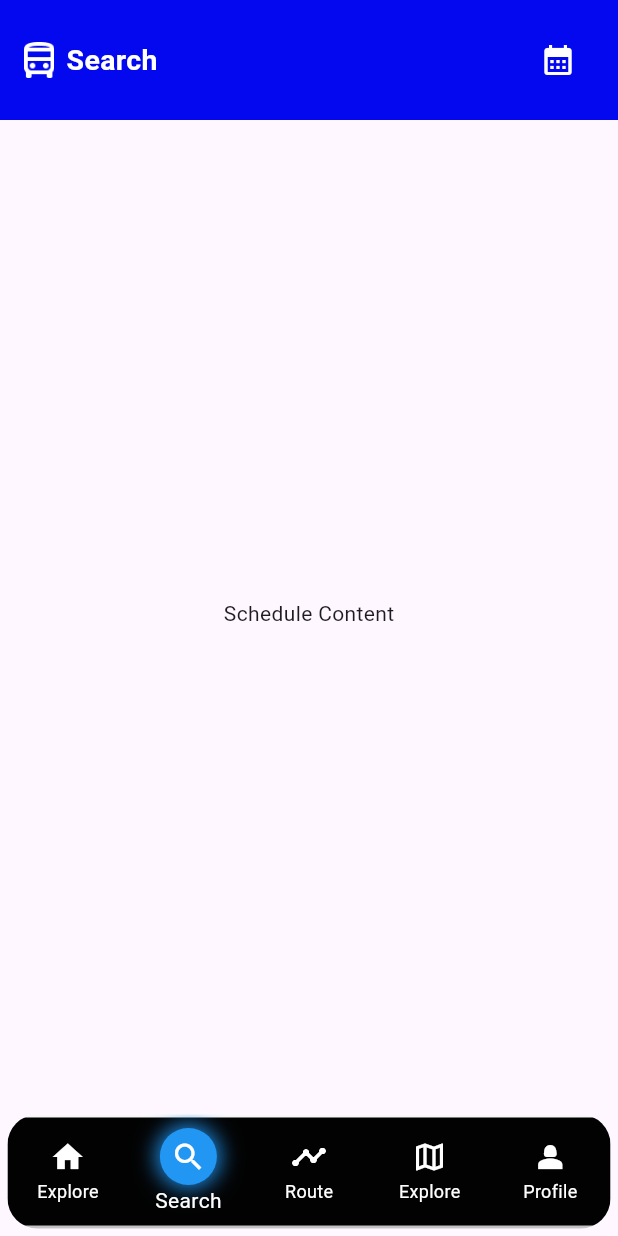
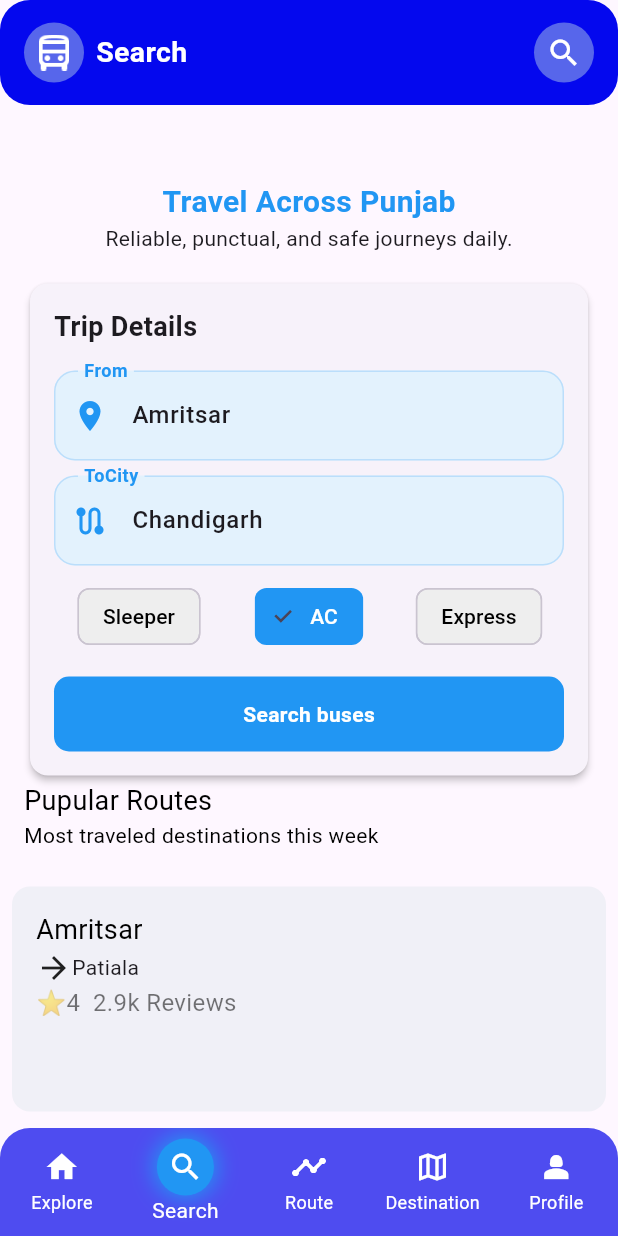
Before and after one commit to harshcoder07-debug/Bus-route, a Flutter app: the screen it shows once a user with an empty profile is signed in, item 2 of the bottom bar chosen, on a phone screen of 412 x 824 dp. Run offline on Flutter 3.47's test engine with Material 3 defaults, Android fonts, the phone set to English and light mode, and no system bars; our stand-ins replace firebase_auth, firebase_core; accounts and stored records are empty.

Commit message:
New Feature Added

```diff
--- /dev/null
+++ b/devtools_options.yaml
@@ -0,0 +1,3 @@
+description: This file stores settings for Dart & Flutter DevTools.
+documentation: https://docs.flutter.dev/tools/devtools/extensions#configure-extension-enablement-states
+extensions:
--- a/lib/Feature/Search/Search.dart
+++ /dev/null
@@ -1,13 +0,0 @@
-import 'package:busapp/Feature/home/Widget/Appbar.dart';
-import 'package:flutter/material.dart';
-
-class Search extends StatelessWidget {
-  const Search({super.key});
-
-  @override
-  Widget build(BuildContext context) {
-    return Scaffold(
-      body: Column(children: [const Center(child: Text('Search Content'))]),
-    );
-  }
-}
--- /dev/null
+++ b/lib/Feature/Search/model/Bus_route_model.dart
@@ -0,0 +1,11 @@
+class BusRouteModel {
+  final String fromcity;
+  final String tocity;
+  final double startingprice;
+  final int reviews;
+  final double totalreviwews;
+
+  BusRouteModel({
+
+  required this.fromcity, required this.tocity, required this.startingprice, required this.reviews, required this.totalreviwews});
+}
--- /dev/null
+++ b/lib/Feature/Search/view/Bus_search_screen.dart
@@ -0,0 +1,76 @@
+// ignore_for_file: unnecessary_const
+
+import 'package:busapp/Feature/Search/viewmodel/Bus Search_Viewmodel.dart';
+import 'package:busapp/Feature/Search/widget/popular_route_list.dart';
+import 'package:busapp/Feature/Search/widget/tripdetailcard.dart';
+import 'package:flutter/material.dart';
+import 'package:provider/provider.dart';
+
+class Bussearchscreen extends StatefulWidget {
+  const Bussearchscreen({super.key});
+
+  @override
+  State<Bussearchscreen> createState() => _BussearchscreenState();
+}
+
+class _BussearchscreenState extends State<Bussearchscreen> {
+  @override
+  void initState() {
+    super.initState();
+
+    Future.microtask(() {
+      context.read<Bussearchviewmodel>().popularroutelist();
+    });
+  }
+
+  @override
+  Widget build(BuildContext context) {
+    return Scaffold(
+      body: SingleChildScrollView(
+        child: const Column(
+          crossAxisAlignment: CrossAxisAlignment.start,
+          children: [
+            const SizedBox(height: 50),
+
+            const Center(
+              child: Text(
+                "Travel Across Punjab",
+                style: TextStyle(
+                  fontSize: 20,
+                  color: Colors.blue,
+                  fontWeight: FontWeight.bold,
+                ),
+              ),
+            ),
+
+            Center(child: Text("Reliable, punctual, and safe journeys daily.")),
+
+            Padding(
+              padding: EdgeInsets.all(16.0),
+              child: Column(
+                crossAxisAlignment: CrossAxisAlignment.start,
+                children: [
+                  Tripdetailcard(),
+
+                  Text(
+                    "Pupular Routes",
+                    style: TextStyle(
+                      color: Color.fromARGB(255, 0, 0, 0),
+                      fontSize: 18,
+                    ),
+                  ),
+                  Text(
+                    "Most traveled destinations this week",
+                    style: TextStyle(color: Colors.black),
+                  ),
+                ],
+              ),
+            ),
+
+            const PopularRouteList(),
+          ],
+        ),
+      ),
+    );
+  }
+}
--- /dev/null
+++ b/lib/Feature/Search/viewmodel/Bus Search_Viewmodel.dart
@@ -0,0 +1,91 @@
+import 'package:busapp/Feature/Search/model/Bus_route_model.dart';
+import 'package:flutter/material.dart';
+
+class Bussearchviewmodel extends ChangeNotifier {
+  String _tocity = "Chandigarh";
+  final String _fromcity = "Amritsar";
+  DateTime? _departure;
+  String _busselecttype = "AC";
+  bool _isloading = false;
+
+  String get tocity => _tocity;
+  String get fromcity => _fromcity;
+  DateTime? get departuredtime => _departure;
+  String get selectbustype => _busselecttype;
+  bool get isLoading => _isloading;
+
+  List<BusRouteModel> _popularroutes = [];
+
+  List<BusRouteModel> get popularRoutes => _popularroutes;
+
+  void updateCity(String city) {
+    _tocity = city;
+    notifyListeners();
+  }
+
+  void selectBusType(String type) {
+    _busselecttype = type;
+    notifyListeners();
+  }
+
+  void updateDepartureTime(DateTime date) {
+    _departure = date;
+    notifyListeners();
+  }
+
+  // Fetch popular routes from data layer
+  Future<void> popularroutelist() async {
+    _isloading = true;
+    notifyListeners();
+
+    await Future.delayed(const Duration(seconds: 1));
+
+    _popularroutes = [
+      BusRouteModel(
+        fromcity: 'Amritsar',
+        tocity: 'Patiala',
+        startingprice: 399,
+        reviews: 4,
+        totalreviwews: 2.9,
+      ),
+      BusRouteModel(
+        fromcity: 'patiala',
+        tocity: 'Sangrur',
+        startingprice: 700,
+        reviews: 3,
+        totalreviwews: 100,
+      ),
+      BusRouteModel(
+        fromcity: 'Jhlandhar',
+        tocity: 'chandigarh',
+        startingprice: 500,
+        reviews: 5,
+        totalreviwews: 4.9,
+      ),
+      BusRouteModel(
+        fromcity: 'chandigarh',
+        tocity: 'Sangrur',
+        startingprice: 399,
+        reviews: 4,
+        totalreviwews: 3.76,
+      ),
+      BusRouteModel(
+        fromcity: 'Sangrur',
+        tocity: 'patiala',
+        startingprice: 700,
+        reviews: 3,
+        totalreviwews: 1.00,
+      ),
+      BusRouteModel(
+        fromcity: 'Jhlandhar',
+        tocity: 'chandigarh',
+        startingprice: 500,
+        reviews: 5,
+        totalreviwews: 4.00,
+      ),
+    ];
+
+    _isloading = false;
+    notifyListeners();
+  }
+}
--- /dev/null
+++ b/lib/Feature/Search/widget/popular_route_list.dart
@@ -0,0 +1,64 @@
+import 'package:busapp/Feature/Search/viewmodel/Bus%20Search_Viewmodel.dart';
+import 'package:flutter/material.dart';
+import 'package:provider/provider.dart';
+
+class PopularRouteList extends StatelessWidget {
+  const PopularRouteList({super.key});
+
+  @override
+  Widget build(BuildContext context) {
+    final viewhome = context.watch<Bussearchviewmodel>();
+
+    return ListView.separated(
+      padding: EdgeInsets.all(0),
+      shrinkWrap: true,
+      physics: const NeverScrollableScrollPhysics(),
+      itemCount: viewhome.popularRoutes.length,
+      separatorBuilder: (_, _) => const SizedBox(height: 10),
+      itemBuilder: (context, index) {
+        final viewroutr = viewhome.popularRoutes[index];
+        return Container(
+          margin: EdgeInsets.all(8),
+          decoration: BoxDecoration(
+            color: const Color.fromARGB(255, 240, 240, 247),
+            borderRadius: BorderRadius.circular(12),
+          ),
+          height: 150,
+          child: Padding(
+            padding: const EdgeInsets.all(8.0),
+            child: Padding(
+              padding: EdgeInsetsGeometry.all(8),
+              child: Column(
+                crossAxisAlignment: CrossAxisAlignment.start,
+                children: [
+                  Text(
+                    viewroutr.fromcity,
+                    style: TextStyle(
+                      color: const Color.fromARGB(255, 0, 0, 0),
+                      fontSize: 18,
+                    ),
+                  ),
+
+                  Row(
+                    children: [
+                      Icon(Icons.arrow_forward),
+                      Text(viewroutr.tocity),
+                      // Text(
+                      //   viewroutr.startingprice.toString(),
+                      //   style: TextStyle(color: Colors.white),
+                      // ),
+                    ],
+                  ),
+                  Text(
+                    "⭐${viewroutr.reviews}  ${(viewroutr.totalreviwews.toString())}k Reviews",
+                    style: TextStyle(fontSize: 16, color: Colors.black54),
+                  ),
+                ],
+              ),
+            ),
+          ),
+        );
+      },
+    );
+  }
+}
--- /dev/null
+++ b/lib/Feature/Search/widget/tripdetailcard.dart
@@ -0,0 +1,148 @@
+import 'package:busapp/Feature/Search/viewmodel/Bus%20Search_Viewmodel.dart';
+import 'package:flutter/material.dart';
+import 'package:provider/provider.dart';
+
+class Tripdetailcard extends StatelessWidget {
+  const Tripdetailcard({super.key});
+
+  @override
+  Widget build(BuildContext context) {
+    final viewhome = context.watch<Bussearchviewmodel>();
+    return Card(
+      elevation: 2,
+      child: Padding(
+        padding: const EdgeInsets.all(16),
+        child: Column(
+          crossAxisAlignment: CrossAxisAlignment.start,
+          children: [
+            Text(
+              "Trip Details",
+              style: TextStyle(fontSize: 18, fontWeight: FontWeight.bold),
+            ),
+            SizedBox(height: 16),
+
+            TextFormField(
+              initialValue: viewhome.fromcity,
+              style: const TextStyle(fontSize: 16, fontWeight: FontWeight.w500),
+              decoration: InputDecoration(
+                labelText: "From",
+                hintText: "Enter departure city",
+                prefixIcon: const Icon(Icons.location_on, color: Colors.blue),
+
+                filled: true,
+                fillColor: Colors.blue.shade50,
+
+                contentPadding: const EdgeInsets.symmetric(
+                  horizontal: 16,
+                  vertical: 18,
+                ),
+
+                border: OutlineInputBorder(
+                  borderRadius: BorderRadius.circular(14),
+                  borderSide: BorderSide.none,
+                ),
+
+                enabledBorder: OutlineInputBorder(
+                  borderRadius: BorderRadius.circular(14),
+                  borderSide: BorderSide(color: Colors.blue.shade100),
+                ),
+
+                focusedBorder: OutlineInputBorder(
+                  borderRadius: BorderRadius.circular(14),
+                  borderSide: const BorderSide(color: Colors.blue, width: 2),
+                ),
+
+                labelStyle: const TextStyle(
+                  color: Colors.blue,
+                  fontWeight: FontWeight.w600,
+                ),
+              ),
+            ),
+            SizedBox(height: 10),
+            TextFormField(
+              initialValue: viewhome.tocity,
+              style: const TextStyle(fontSize: 16, fontWeight: FontWeight.w500),
+              decoration: InputDecoration(
+                labelText: "ToCity",
+                hintText: "Enter Destination city",
+                prefixIcon: const Icon(Icons.route, color: Colors.blue),
+
+                filled: true,
+                fillColor: Colors.blue.shade50,
+
+                contentPadding: const EdgeInsets.symmetric(
+                  horizontal: 16,
+                  vertical: 18,
+                ),
+
+                border: OutlineInputBorder(
+                  borderRadius: BorderRadius.circular(14),
+                  borderSide: BorderSide.none,
+                ),
+
+                enabledBorder: OutlineInputBorder(
+                  borderRadius: BorderRadius.circular(14),
+                  borderSide: BorderSide(color: Colors.blue.shade100),
+                ),
+
+                focusedBorder: OutlineInputBorder(
+                  borderRadius: BorderRadius.circular(14),
+                  borderSide: const BorderSide(color: Colors.blue, width: 2),
+                ),
+
+                labelStyle: const TextStyle(
+                  color: Colors.blue,
+                  fontWeight: FontWeight.w600,
+                ),
+              ),
+            ),
+            SizedBox(height: 10),
+            Row(
+              children: ["Sleeper", "AC", "Express"].map((type) {
+                final isSelected = viewhome.selectbustype == type;
+
+                return Expanded(
+                  child: Padding(
+                    padding: const EdgeInsets.symmetric(horizontal: 4),
+                    child: ChoiceChip(
+                      label: Text(type),
+                      selected: isSelected,
+                      selectedColor: Colors.blue,
+                      backgroundColor: Colors.grey.shade200,
+                      labelStyle: TextStyle(
+                        color: isSelected ? Colors.white : Colors.black,
+                      ),
+                      onSelected: (_) {
+                        viewhome.selectBusType(type);
+                      },
+                    ),
+                  ),
+                );
+              }).toList(),
+            ),
+            const SizedBox(height: 16),
+
+            Container(
+              height: 50,
+              width: double.infinity,
+              decoration: BoxDecoration(
+                borderRadius: BorderRadius.circular(10),
+                color: Colors.blue,
+              ),
+              child: Center(
+                child: Text(
+                  'Search buses',
+                  style: TextStyle(
+                    fontSize: 14,
+                    color: Colors.white,
+                    fontWeight: FontWeight.bold,
+                  ),
+                ),
+              ),
+            ),
+          ],
+        ),
+      ),
+    );
+  }
+}
--- a/lib/Feature/TimeTable/Shedule.dart
+++ b/lib/Feature/TimeTable/Shedule.dart
@@ -5,6 +5,6 @@ class Shedule extends StatelessWidget {
 
   @override
   Widget build(BuildContext context) {
-    return Scaffold(body: const Center(child: Text('Schedule Content')));
+    return Scaffold(body: const Center(child: Text('route Content')));
   }
 }
--- a/lib/Feature/home/View/homeview.dart
+++ b/lib/Feature/home/View/homeview.dart
@@ -1,4 +1,4 @@
-import 'package:busapp/Feature/Search/Search.dart';
+import 'package:busapp/Feature/Search/view/Bus_search_screen.dart';
 import 'package:busapp/Feature/TimeTable/Shedule.dart';
 import 'package:busapp/Feature/home/Viewmodel/DestinationViewModel.dart';
 import 'package:busapp/Feature/home/Viewmodel/homeviewmodel.dart';
@@ -6,8 +6,9 @@ import 'package:busapp/Feature/home/Widget/Appbar.dart';
 import 'package:busapp/Feature/home/Widget/Destination_card.dart';
 import 'package:busapp/Feature/home/Widget/chip.dart';
 import 'package:busapp/Feature/profile/profile.dart' show Profile;
-import 'package:busapp/Feature/routes/view/route_list_screen.dart';
+import 'package:busapp/Feature/routes/route.dart';
 import 'package:flutter/material.dart' hide Route;
+import 'package:flutter/services.dart';
 import 'package:provider/provider.dart';
 
 class Homeview extends StatefulWidget {
@@ -22,17 +23,18 @@ class _HomeviewState extends State<Homeview> {
   final titles = ["Explore", "Search", "Routes", "Destination", "Profile"];
   final List<Widget> pages = [
     HomescreenContent(),
+    const Bussearchscreen(),
     const Shedule(),
-    const Search(),
-    const RouteListScreen(),
+    const Routescreen(),
     const Profile(),
   ];
+
 
   @override
   Widget build(BuildContext context) {
     final icons = [
       Icons.notifications,
-      Icons.calendar_month,
+      Icons.search,
       Icons.filter_list,
       Icons.map,
       Icons.settings,
@@ -58,17 +60,19 @@ class _HomeviewState extends State<Homeview> {
         ],
       ),
       bottomNavigationBar: Container(
-        margin: const EdgeInsets.all(5),
         decoration: BoxDecoration(
           color: const Color.fromARGB(255, 255, 255, 255),
           borderRadius: BorderRadius.circular(20),
         ),
         child: ClipRRect(
-          borderRadius: BorderRadiusGeometry.circular(20),
+          borderRadius: BorderRadiusGeometry.only(
+            topLeft: Radius.circular(20),
+            topRight: Radius.circular(20),
+          ),
           child: Padding(
-            padding: const EdgeInsets.only(top: 2, bottom: 2),
+            padding: const EdgeInsets.only(top: 0),
             child: BottomNavigationBar(
-              backgroundColor: const Color.fromARGB(255, 2, 2, 2),
+              backgroundColor: const Color.fromARGB(255, 78, 76, 240),
               currentIndex: _selectedIndex,
               type: BottomNavigationBarType.fixed,
               selectedItemColor: Colors.white,
@@ -150,7 +154,7 @@ class _HomeviewState extends State<Homeview> {
                   ),
                 ),
                 BottomNavigationBarItem(
-                  label: "Explore",
+                  label: "Destination",
                   icon: Container(
                     decoration: BoxDecoration(shape: BoxShape.circle),
                     child: const Icon(Icons.map_outlined),
--- a/lib/Feature/home/Viewmodel/DestinationViewModel.dart
+++ b/lib/Feature/home/Viewmodel/DestinationViewModel.dart
@@ -1,4 +1,4 @@
-import 'package:busapp/Feature/home/Viewmodel/Destination_model.dart'
+import 'package:busapp/Feature/home/model/Destination_model.dart'
     show DestinationModel;
 import 'package:flutter/material.dart';
 
--- a/lib/Feature/home/Viewmodel/homeviewmodel.dart
+++ b/lib/Feature/home/Viewmodel/homeviewmodel.dart
@@ -23,7 +23,7 @@ class Homeviewmodel extends ChangeNotifier {
         break;
 
       case 1:
-        print("Schedule");
+        print("search");
         break;
 
       case 2:
--- a/lib/Feature/home/Widget/Appbar.dart
+++ b/lib/Feature/home/Widget/Appbar.dart
@@ -21,8 +21,12 @@ class CustomAppBar extends StatelessWidget {
   @override
   Widget build(BuildContext context) {
     return Container(
-      color: backgroundColor,
-      height: 80,
+      decoration: BoxDecoration(
+        borderRadius: BorderRadius.circular(20),
+        color: backgroundColor,
+      ),
+
+      height: 70,
       width: double.infinity,
       padding: const EdgeInsets.symmetric(horizontal: 16),
       child: Row(
@@ -30,7 +34,11 @@ class CustomAppBar extends StatelessWidget {
         children: [
           Row(
             children: [
-              Image.asset("asset/image/bus.png", height: 24),
+              CircleAvatar(
+                radius: 20,
+                backgroundColor: const Color.fromARGB(255, 87, 102, 235),
+                child: Image.asset("asset/image/bus.png", height: 24),
+              ),
               const SizedBox(width: 8),
               Text(
                 title,
@@ -42,11 +50,15 @@ class CustomAppBar extends StatelessWidget {
               ),
             ],
           ),
-          IconButton(
-            onPressed: () {
-              icontap();
-            },
-            icon: Icon(iconlogo, color: Colors.white),
+          CircleAvatar(
+            radius: 20,
+            backgroundColor: const Color.fromARGB(255, 87, 102, 235),
+            child: IconButton(
+              onPressed: () {
+                icontap();
+              },
+              icon: Icon(iconlogo, color: Colors.white),
+            ),
           ),
         ],
       ),
--- a/lib/Feature/home/Widget/Destination_card.dart
+++ b/lib/Feature/home/Widget/Destination_card.dart
@@ -1,5 +1,5 @@
 import 'package:flutter/material.dart';
-import 'package:busapp/Feature/home/Viewmodel/Destination_model.dart';
+import 'package:busapp/Feature/home/model/Destination_model.dart';
 
 class Route extends StatelessWidget {
   final DestinationModel destination;
--- a/lib/Feature/main.dart
+++ b/lib/Feature/main.dart
@@ -2,10 +2,12 @@ import 'package:busapp/Core/routes/Approutes.dart';
 import 'package:busapp/Data/Repository/repository.dart';
 import 'package:busapp/Feature/Auth/Viewmodel/Auth_viewmodel.dart';
 import 'package:busapp/Feature/Auth/widget/Authwrapper.dart';
+import 'package:busapp/Feature/Search/viewmodel/Bus%20Search_Viewmodel.dart';
 import 'package:busapp/Feature/home/Viewmodel/DestinationViewModel.dart';
 import 'package:busapp/Feature/home/Viewmodel/homeviewmodel.dart';
 import 'package:firebase_core/firebase_core.dart';
 import 'package:flutter/material.dart';
+import 'package:flutter/services.dart';
 import 'package:provider/provider.dart';
 
 import '../firebase_options.dart';
@@ -14,6 +16,7 @@ void main() async {
   WidgetsFlutterBinding.ensureInitialized();
 
   await Firebase.initializeApp(options: DefaultFirebaseOptions.currentPlatform);
+  SystemChrome.setEnabledSystemUIMode(SystemUiMode.immersiveSticky);
 
   runApp(const MyApp());
 }
@@ -28,6 +31,7 @@ class MyApp extends StatelessWidget {
         ChangeNotifierProvider(create: (_) => DestinationViewModel()),
         ChangeNotifierProvider(create: (_) => AuthViewmodel(AuthRepository())),
         ChangeNotifierProvider(create: (_) => Homeviewmodel()),
+        ChangeNotifierProvider(create: (_) => Bussearchviewmodel()),
       ],
       child: MaterialApp(
         debugShowCheckedModeBanner: false,
--- a/lib/Feature/profile/profile.dart
+++ b/lib/Feature/profile/profile.dart
@@ -8,7 +8,6 @@ class Profile extends StatelessWidget {
   @override
   Widget build(BuildContext context) {
     return Scaffold(
-      appBar: AppBar(title: const Text("Profile")),
       body: ElevatedButton(
         onPressed: () {
           final vm = context.read<AuthViewmodel>().logout();
--- /dev/null
+++ b/lib/Feature/routes/route.dart
@@ -0,0 +1,10 @@
+import 'package:flutter/material.dart';
+
+class Routescreen extends StatelessWidget {
+  const Routescreen({super.key});
+
+  @override
+  Widget build(BuildContext context) {
+    return const Scaffold(body: Center(child: Text("data")));
+  }
+}
--- a/lib/Feature/routes/view/route_list_screen.dart
+++ /dev/null
@@ -1,15 +0,0 @@
-import 'package:flutter/material.dart';
-
-class RouteListScreen extends StatelessWidget {
-  const RouteListScreen({super.key});
-
-  @override
-  Widget build(BuildContext context) {
-    return Scaffold(
-
-      body: const Center(
-        child: Text('Destination Content'),
-      ),
-    );
-  }
-}
```
Also changed, not shown: lib/Feature/home/model/Destination_model.dart (renamed from lib/Feature/home/Viewmodel/Destination_model.dart), lib/Feature/routes/view/route_detail_screen.dart (deleted), 1 other file.
